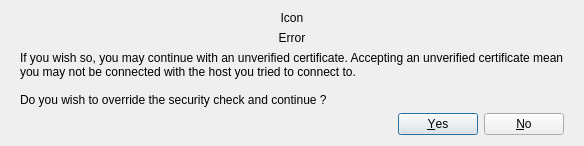
The window that qtwebengine/examples/webenginewidgets/simplebrowser/certificateerrordialog.ui (CipSoft-Tibia/Qt5) describes before a commit, drawn with Qt 5.
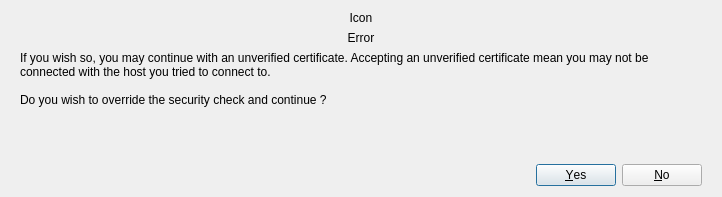
The same window after the commit.

The edit to the form file:
```diff
--- a/qtwebengine/examples/webenginewidgets/simplebrowser/certificateerrordialog.ui
+++ b/qtwebengine/examples/webenginewidgets/simplebrowser/certificateerrordialog.ui
@@ -6,8 +6,8 @@
    <rect>
     <x>0</x>
     <y>0</y>
-    <width>370</width>
-    <height>141</height>
+    <width>722</width>
+    <height>197</height>
    </rect>
   </property>
   <property name="windowTitle">
```
Left out of the diff: 12 changed lines with no effect on the pictures.
